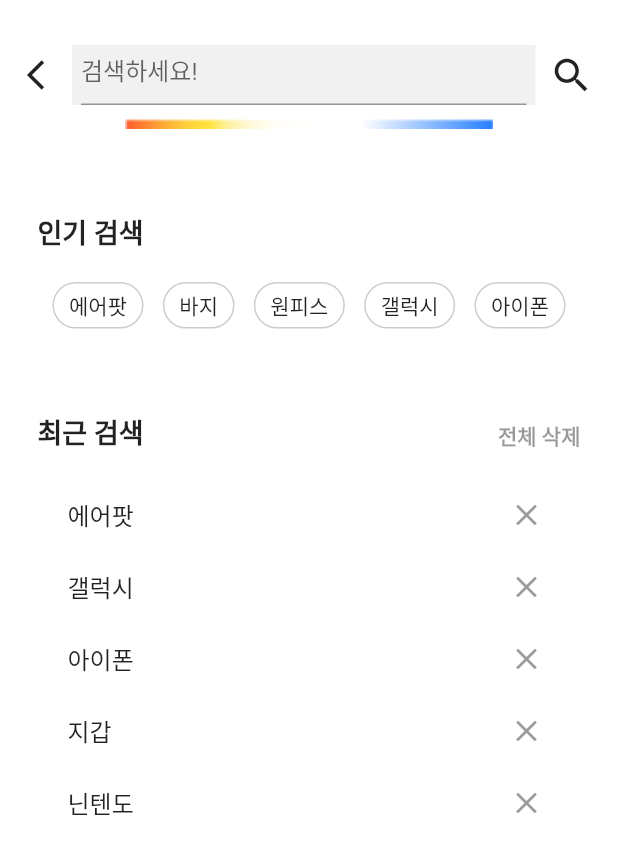
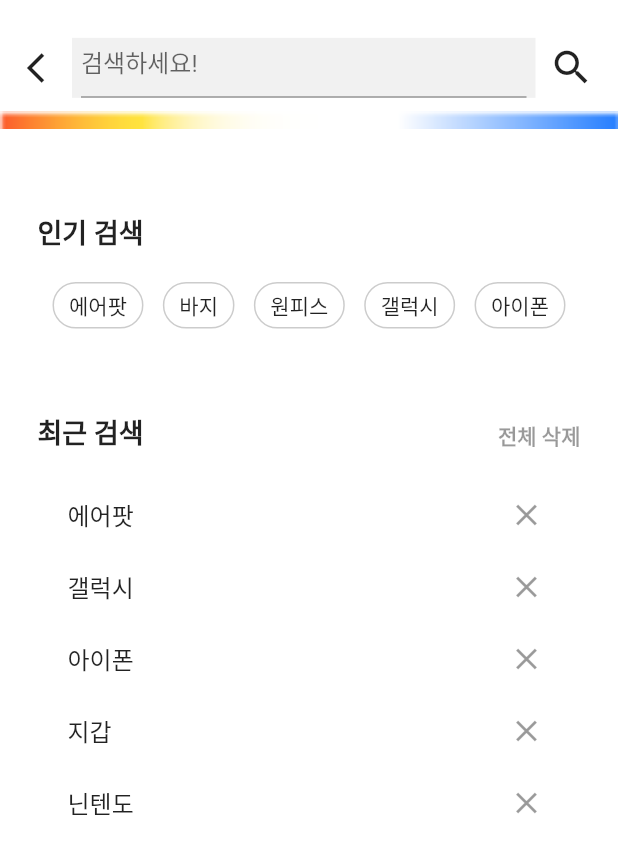
Before and after one commit to AsanHO/rayshop, a Flutter app: the SearchScreen screen opened directly, on a phone screen of 412 x 824 dp. Shown: the top 854 px of the screen. Run offline on Flutter 3.47's test engine with Material 2 defaults, Android fonts, the phone set to English and light mode, and no system bars; our stand-ins replace firebase_auth, firebase_core, flutter_secure_storage, font_awesome_flutter, image_picker; accounts and stored records are empty.

Commit message:
image fill

```diff
--- a/lib/home/home_screen.dart
+++ b/lib/home/home_screen.dart
@@ -45,10 +45,8 @@ class _HomeState extends State<HomeScreen> {
             child: Container(
               alignment: Alignment.center,
               padding: const EdgeInsets.only(top: 10),
-              child: Image.asset(
-                "assets/spectrum.png",
-                fit: BoxFit.fill,
-              ),
+              child: Image.asset("assets/spectrum.png",
+                  fit: BoxFit.fill, width: double.infinity),
             ),
           ),
         ),
@@ -106,7 +104,7 @@ class _HomeState extends State<HomeScreen> {
                   ],
                 ),
                 const SizedBox(
-                  height: 25,
+                  height: 35,
                 ),
                 GridView.builder(
                   shrinkWrap: true,
--- a/lib/search/search_screen.dart
+++ b/lib/search/search_screen.dart
@@ -49,6 +49,8 @@ class _SearchScreenState extends State<SearchScreen> {
               ),
               Image.asset(
                 'assets/spectrum.png',
+                fit: BoxFit.fill,
+                width: double.infinity,
               ),
             ],
           ),
@@ -72,12 +74,11 @@ class _SearchScreenState extends State<SearchScreen> {
                       fontWeight: FontWeight.bold,
                     ),
                   ),
-                  Padding(
-                    padding: const EdgeInsets.symmetric(
-                        vertical: 20, horizontal: 10),
+                  const Padding(
+                    padding: EdgeInsets.symmetric(vertical: 20, horizontal: 10),
                     child: Row(
                       mainAxisAlignment: MainAxisAlignment.spaceBetween,
-                      children: const [
+                      children: [
                         PopularSearchButton(
                           text: "에어팟",
                         ),
@@ -120,11 +121,11 @@ class _SearchScreenState extends State<SearchScreen> {
                           ),
                         ],
                       ),
-                      Padding(
-                        padding: const EdgeInsets.symmetric(
-                            vertical: 18, horizontal: 12),
+                      const Padding(
+                        padding:
+                            EdgeInsets.symmetric(vertical: 18, horizontal: 12),
                         child: Column(
-                          children: const [
+                          children: [
                             RecentSearch(text: "에어팟"),
                             RecentSearch(text: "갤럭시"),
                             RecentSearch(text: "아이폰"),
```
